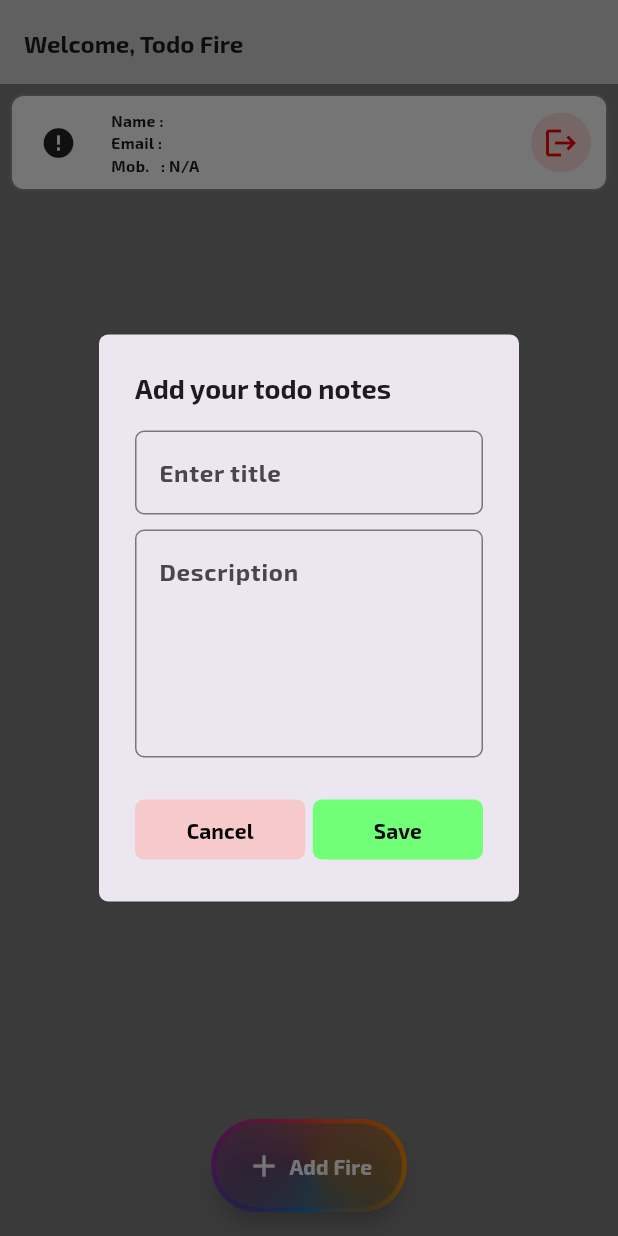
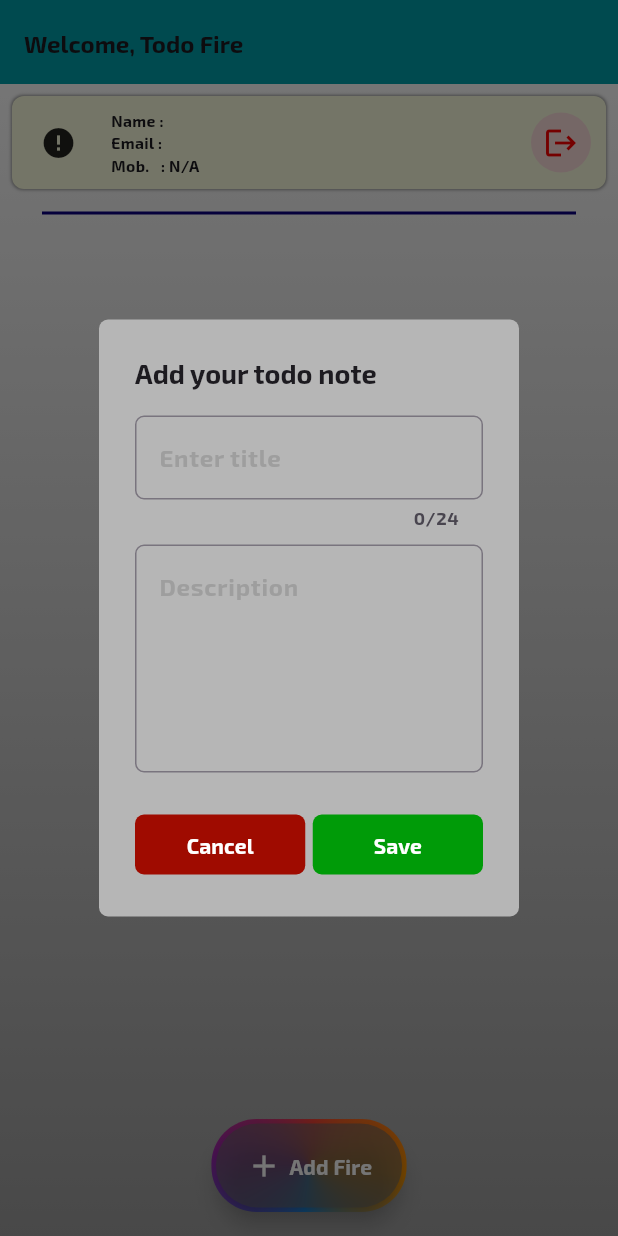
Before and after one commit to bharathnaik2k/Todo-Fire, a Flutter app: the screen it shows once a user with an empty profile is signed in, after a tap on "Add Fire", on a phone screen of 412 x 824 dp. Run offline on Flutter 3.47's test engine with Material 3 defaults, Android fonts, the phone set to English and light mode, and no system bars; drawn by our look-alikes of cached_network_image; our stand-ins replace cloud_firestore, firebase_auth, firebase_core, flutter_svg, fluttertoast, google_sign_in and 1 more; accounts and stored records are empty; network calls fail.

Commit message:
progressing CURD

```diff
--- a/lib/screens/auth_screen.dart
+++ b/lib/screens/auth_screen.dart
@@ -62,7 +62,7 @@ class _AuthScreenState extends State<AuthScreen> {
           "email": user.email,
           "displayName": user.displayName ?? "",
           "photoURL": user.photoURL ?? "",
-          "providerData": "google",
+          "providerData": "bharathnaik2k",
           "createdAt": FieldValue.serverTimestamp(),
         });
         log("5");
--- a/lib/screens/home_screen.dart
+++ b/lib/screens/home_screen.dart
@@ -19,7 +19,8 @@ class HomeScreen extends StatefulWidget {
 
 class _HomeScreenState extends State<HomeScreen>
     with SingleTickerProviderStateMixin {
-  final TextEditingController titleInput = TextEditingController();
+  String? titleinput;
+  TextEditingController titleInput = TextEditingController(text: "");
   final TextEditingController description = TextEditingController();
   // @override
   // void initState() {
@@ -99,8 +100,8 @@ class _HomeScreenState extends State<HomeScreen>
         "title": data['title'],
         "description": data['description'],
         "isDone": data['isDone'],
-        // "createdAt": (data['createdAt'] as Timestamp)
-        //     .toDate(), // convert Timestamp to DateTime
+        "createdAt": (data['createdAt'] as Timestamp)
+            .toDate(), // convert Timestamp to DateTime
       };
     }).toList();
     setState(() {});
@@ -118,13 +119,15 @@ class _HomeScreenState extends State<HomeScreen>
       'createdAt': DateTime.now(),
       'isDone': false,
     });
-    Fluttertoast.showToast(msg: "Todo Added");
+    Fluttertoast.showToast(msg: "Todo added successful ");
     titleInput.clear();
     description.clear();
     getUser();
   }
 
-  Future<void> updateTodo(String uid, String todoId, bool done) async {
+  Future<void> updateTodo(
+    String todoId,
+  ) async {
     await FirebaseFirestore.instance
         .collection('users')
         .doc(uid)
@@ -132,7 +135,10 @@ class _HomeScreenState extends State<HomeScreen>
         .doc(todoId)
         .update(
       {
-        'isDone': done,
+        'title': titleInput.text,
+        'description': description.text,
+        'createdAt': DateTime.now(),
+        'isDone': true,
       },
     );
   }
@@ -150,9 +156,22 @@ class _HomeScreenState extends State<HomeScreen>
   @override
   Widget build(BuildContext context) {
     return Scaffold(
-        backgroundColor: const Color.fromARGB(255, 126, 126, 126),
       appBar: appbar(),
-        body: Padding(
+      body: Container(
+        decoration: BoxDecoration(
+          gradient: LinearGradient(
+            begin: Alignment.topCenter,
+            end: Alignment.bottomCenter,
+            colors: [
+              const Color.fromARGB(255, 255, 255, 255),
+              // const Color.fromARGB(255, 241, 158, 255),
+              // Colors.red,
+              // Colors.orange,
+              Colors.grey
+            ],
+          ),
+        ),
+        child: Padding(
           padding: const EdgeInsets.all(8.0),
           child: Column(
             children: [
@@ -167,7 +186,7 @@ class _HomeScreenState extends State<HomeScreen>
                       color: Colors.grey,
                     )
                   ],
-                  color: Colors.white,
+                  color: const Color.fromARGB(255, 253, 255, 224),
                 ),
                 child: Row(
                   // mainAxisAlignment: ma,
@@ -257,6 +276,12 @@ class _HomeScreenState extends State<HomeScreen>
               //     ],
               //   ),
               // ),
+              Divider(
+                color: const Color.fromARGB(255, 11, 0, 129),
+                thickness: 2,
+                indent: 20,
+                endIndent: 20,
+              ),
               Expanded(
                 child: Container(
                   // padding: EdgeInsets.all(10),
@@ -284,7 +309,7 @@ class _HomeScreenState extends State<HomeScreen>
                       : ListView.builder(
                           shrinkWrap: true,
                           padding: EdgeInsets.only(
-                              bottom: kFloatingActionButtonMargin + 55),
+                              bottom: kFloatingActionButtonMargin + 75),
                           itemCount: allTodos.length,
                           itemBuilder: (context, index) {
                             return Container(
@@ -299,41 +324,78 @@ class _HomeScreenState extends State<HomeScreen>
                                     color: Colors.grey,
                                   )
                                 ],
-                                color: const Color.fromARGB(255, 23, 23, 23),
+                                color: const Color.fromARGB(255, 65, 65, 65),
                               ),
                               child: Row(
                                 children: [
                                   CircleAvatar(
-                                    backgroundColor: Colors.blueGrey,
+                                    backgroundColor: const Color.fromARGB(
+                                        255, 147, 255, 251),
                                     child: Text(
                                       "${index + 1}",
-                                      style: TextStyle(color: Colors.white),
+                                      style: TextStyle(
+                                          color: const Color.fromARGB(
+                                              255, 0, 0, 0)),
                                     ),
                                   ),
-                                  SizedBox(width: 5),
-                                  Column(
-                                    mainAxisAlignment: MainAxisAlignment.start,
+                                  SizedBox(width: 8),
+                                  Expanded(
+                                    child: Column(
+                                      mainAxisAlignment:
+                                          MainAxisAlignment.start,
                                       crossAxisAlignment:
                                           CrossAxisAlignment.start,
                                       children: [
                                         Text(
-                                          "Title : ${allTodos[index]["title"].toString()}"),
+                                          allTodos[index]["title"].toString(),
+                                          style: TextStyle(
+                                            fontWeight: FontWeight.bold,
+                                            color: const Color.fromARGB(
+                                                255, 242, 255, 0),
+                                            fontSize: 17,
+                                          ),
+                                        ),
                                         Text(
-                                          "Description : ${allTodos[index]["description"].toString()}"),
+                                          // overflow: ,
+                                          allTodos[index]["description"]
+                                              .toString(),
+                                          style: TextStyle(
+                                            color: Colors.white,
+                                            fontSize: 13,
+                                          ),
+                                        ),
                                       ],
                                     ),
-                                  Spacer(),
-                                  PopupMenuButton<String>(
-                                    surfaceTintColor: Colors.blueAccent,
+                                  ),
+                                  // Spacer(),
+                                  Align(
+                                    alignment: Alignment.centerRight,
+                                    child: PopupMenuButton<String>(
                                       icon: const Icon(
                                         Icons.more_vert,
-                                      color: Color.fromARGB(255, 0, 0, 255),
+                                        color:
+                                            Color.fromARGB(255, 255, 255, 255),
                                       ),
-                                    color: Color.fromARGB(255, 223, 225, 255),
+                                      color: Color.fromARGB(255, 192, 255, 140),
                                       onSelected: (value) {
-                                      //
+                                        if (value == "1") {
+                                          // updateTodo(allTodos[index]["id"].toString(), true);
+                                          showDialogButton(
+                                              context, "Update", "Update", 2,
+                                              todoId: allTodos[index]["id"]
+                                                  .toString());
+                                          titleInput.text = allTodos[index]
+                                                  ["title"]
+                                              .toString();
+                                          description.text = allTodos[index]
+                                                  ["description"]
+                                              .toString();
+
+                                          setState(() {});
+                                        } else if (value == "2") {
                                           deleteTodo(
                                               allTodos[index]["id"].toString());
+                                        }
                                       },
                                       itemBuilder: (BuildContext context) =>
                                           <PopupMenuEntry<String>>[
@@ -358,6 +420,7 @@ class _HomeScreenState extends State<HomeScreen>
                                           ),
                                         ),
                                       ],
+                                    ),
                                   )
                                 ],
                               ),
@@ -369,15 +432,20 @@ class _HomeScreenState extends State<HomeScreen>
             ],
           ),
         ),
+      ),
       floatingActionButtonLocation: FloatingActionButtonLocation.centerFloat,
-        floatingActionButton: AnimatedBuilder(
+      floatingActionButton: flotingButton(),
+    );
+  }
+
+  AnimatedBuilder flotingButton() {
+    return AnimatedBuilder(
         animation: _controller,
         builder: (context, child) {
           return Container(
-                padding: const EdgeInsets.all(3), // edge thickness
+            padding: const EdgeInsets.all(3),
             decoration: BoxDecoration(
               borderRadius: BorderRadius.circular(30),
-                  // shape: BoxShape.circle,
               shape: BoxShape.rectangle,
               gradient: SweepGradient(
                 startAngle: 0.0,
@@ -390,118 +458,12 @@ class _HomeScreenState extends State<HomeScreen>
                   Colors.blue,
                 ],
                 stops: const [0.0, 0.25, 0.5, 0.75, 1.0],
-                    transform:
-                        GradientRotation(_controller.value * 2 * math.pi),
+                transform: GradientRotation(_controller.value * 2 * math.pi),
               ),
             ),
             child: FloatingActionButton.extended(
               onPressed: () {
-                    showDialog(
-                      // traversalEdgeBehavior: TraversalEdgeBehavior.closedLoop,
-                      // anchorPoint: Offset.zero,
-                      barrierDismissible: false,
-                      context: context,
-                      builder: (BuildContext context) {
-                        return AlertDialog(
-                          // contentPadding: EdgeInsets.zero,
-                          // actionsPadding: ,
-                          // clipBehavior: Clip.hardEdge,
-                          shape: RoundedRectangleBorder(
-                            borderRadius: BorderRadius.circular(6),
-                          ),
-                          title: Text(
-                            'Add your todo notes',
-                            style: TextStyle(fontSize: 18),
-                          ),
-                          content: SingleChildScrollView(
-                            child: Column(
-                              mainAxisSize: MainAxisSize.min,
-                              children: [
-                                TextField(
-                                  controller: titleInput,
-                                  decoration: InputDecoration(
-                                    hintText: "Enter title",
-                                    border: OutlineInputBorder(
-                                      borderRadius: BorderRadius.circular(6),
-                                    ),
-                                  ),
-                                ),
-                                SizedBox(height: 10),
-                                TextField(
-                                  maxLines: 10,
-                                  minLines: 5,
-                                  controller: description,
-                                  decoration: InputDecoration(
-                                    hintText: "Description",
-                                    border: OutlineInputBorder(
-                                      borderRadius: BorderRadius.circular(6),
-                                    ),
-                                  ),
-                                ),
-                              ],
-                            ),
-                          ),
-                          actions: <Widget>[
-                            Row(
-                              children: <Widget>[
-                                Expanded(
-                                  child: TextButton(
-                                    style: ButtonStyle(
-                                      shape: WidgetStatePropertyAll(
-                                        RoundedRectangleBorder(
-                                          borderRadius:
-                                              BorderRadius.circular(6),
-                                        ),
-                                      ),
-                                      backgroundColor: WidgetStatePropertyAll(
-                                        const Color.fromARGB(
-                                            135, 255, 176, 170),
-                                      ),
-                                    ),
-                                    child: Text(
-                                      'Cancel',
-                                      style: TextStyle(color: Colors.black),
-                                    ),
-                                    onPressed: () {
-                                      titleInput.clear();
-                                      description.clear();
-                                      Navigator.of(context)
-                                          .pop(); // Dismiss the dialog
-                                    },
-                                  ),
-                                ),
-                                SizedBox(width: 5),
-                                Expanded(
-                                  child: TextButton(
-                                    style: ButtonStyle(
-                                      shape: WidgetStatePropertyAll(
-                                        RoundedRectangleBorder(
-                                          borderRadius:
-                                              BorderRadius.circular(6),
-                                        ),
-                                      ),
-                                      backgroundColor: WidgetStatePropertyAll(
-                                        const Color.fromARGB(
-                                            255, 113, 255, 120),
-                                      ),
-                                    ),
-                                    child: Text(
-                                      'Save',
-                                      style: TextStyle(color: Colors.black),
-                                    ),
-                                    onPressed: () {
-                                      addTodo();
-                                      Navigator.of(context)
-                                          .pop(); // Dismiss the dialog
-                                    },
-                                  ),
-                                ),
-                              ],
-                            )
-                          ],
-                        );
-                      },
-                    );
+                showDialogButton(context, "Add", "Save", 1);
               },
               backgroundColor: const Color.fromARGB(153, 100, 100, 100),
               shape: StadiumBorder(),
@@ -521,13 +483,128 @@ class _HomeScreenState extends State<HomeScreen>
               ),
             ),
           );
-            }));
+        });
+  }
+
+  Future<dynamic> showDialogButton(
+      BuildContext context, String method, String type, int func,
+      {String? todoId}) {
+    return showDialog(
+      barrierDismissible: false,
+      context: context,
+      builder: (BuildContext context) {
+        return AlertDialog(
+          backgroundColor: const Color.fromARGB(255, 182, 182, 182),
+          shape: RoundedRectangleBorder(
+            borderRadius: BorderRadius.circular(6),
+          ),
+          title: Text(
+            '$method your todo note',
+            style: TextStyle(fontSize: 18),
+          ),
+          content: SingleChildScrollView(
+            child: Column(
+              mainAxisSize: MainAxisSize.min,
+              children: [
+                TextField(
+                  maxLength: 24,
+                  controller: titleInput,
+                  decoration: InputDecoration(
+                    hintText: "Enter title",
+                    hintStyle: TextStyle(color: Colors.grey),
+                    border: OutlineInputBorder(
+                      borderRadius: BorderRadius.circular(6),
+                    ),
+                  ),
+                ),
+                SizedBox(height: 10),
+                TextField(
+                  maxLines: 10,
+                  minLines: 5,
+                  controller: description,
+                  decoration: InputDecoration(
+                    hintText: "Description",
+                    hintStyle: TextStyle(color: Colors.grey),
+                    border: OutlineInputBorder(
+                      borderRadius: BorderRadius.circular(6),
+                    ),
+                  ),
+                ),
+              ],
+            ),
+          ),
+          actions: <Widget>[
+            Row(
+              children: <Widget>[
+                Expanded(
+                  child: TextButton(
+                    style: ButtonStyle(
+                      shape: WidgetStatePropertyAll(
+                        RoundedRectangleBorder(
+                          borderRadius: BorderRadius.circular(6),
+                        ),
+                      ),
+                      backgroundColor: WidgetStatePropertyAll(
+                        const Color.fromARGB(255, 159, 11, 0),
+                      ),
+                    ),
+                    child: Text(
+                      'Cancel',
+                      style: TextStyle(
+                          color: const Color.fromARGB(255, 255, 255, 255)),
+                    ),
+                    onPressed: () {
+                      titleInput.clear();
+                      description.clear();
+                      Navigator.of(context).pop();
+                    },
+                  ),
+                ),
+                SizedBox(width: 5),
+                Expanded(
+                  child: TextButton(
+                    style: ButtonStyle(
+                      shape: WidgetStatePropertyAll(
+                        RoundedRectangleBorder(
+                          borderRadius: BorderRadius.circular(6),
+                        ),
+                      ),
+                      backgroundColor: WidgetStatePropertyAll(
+                        const Color.fromARGB(255, 0, 155, 8),
+                      ),
+                    ),
+                    child: Text(
+                      type,
+                      style: TextStyle(
+                          color: const Color.fromARGB(255, 255, 255, 255)),
+                    ),
+                    onPressed: () {
+                      if (titleInput.text.isNotEmpty &&
+                          description.text.isNotEmpty) {
+                        if (func == 1) {
+                          addTodo();
+                        } else if (func == 2) {
+                          updateTodo(todoId!);
+                        }
+                        Navigator.of(context).pop();
+                      } else {
+                        Fluttertoast.showToast(msg: "Fill all fields");
+                      }
+                    },
+                  ),
+                ),
+              ],
+            )
+          ],
+        );
+      },
+    );
   }
 
   AppBar appbar() {
     return AppBar(
       automaticallyImplyLeading: false,
-      backgroundColor: const Color.fromARGB(255, 210, 210, 210),
+      backgroundColor: const Color.fromARGB(255, 0, 161, 172),
       // centerTitle: true,
       title: Text(
         "Welcome, Todo Fire",
--- a/pubspec.yaml
+++ b/pubspec.yaml
@@ -15,6 +15,7 @@ dependencies:
   dio: ^5.9.0
   firebase_auth: ^6.0.2
   firebase_core: ^4.1.0
+  firebase_crashlytics: ^5.0.1
   flutter:
     sdk: flutter
   flutter_native_splash: ^2.4.4
```
Also changed, not shown: pubspec.lock. Lines whose indentation alone changed are shown as unchanged.
